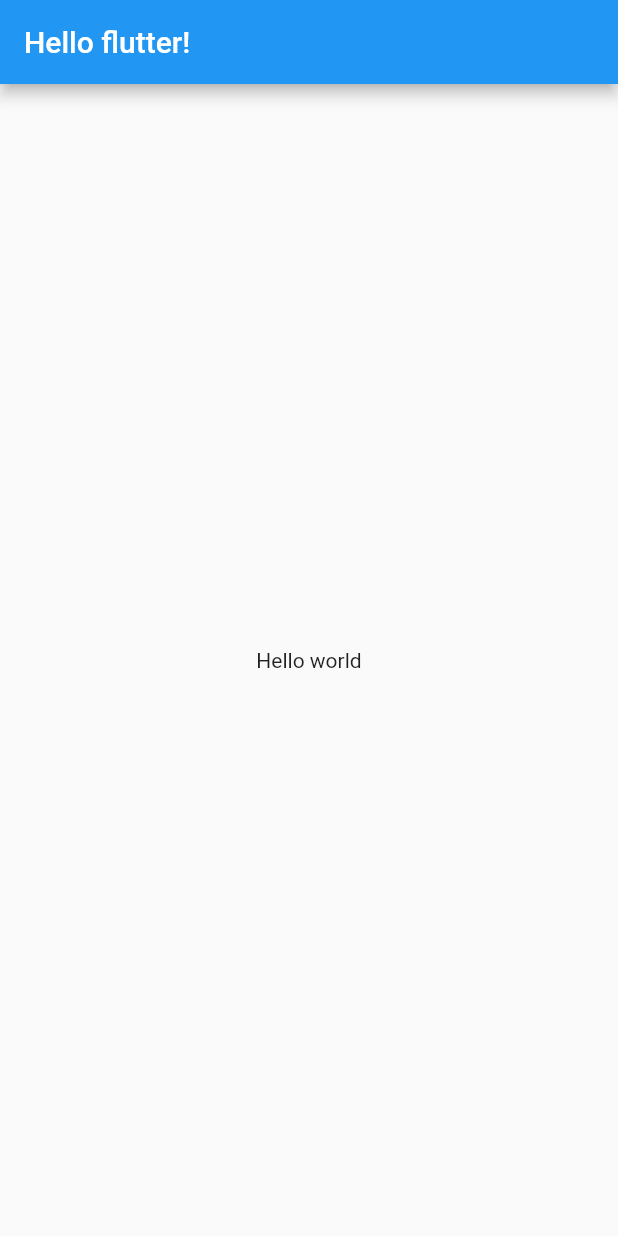
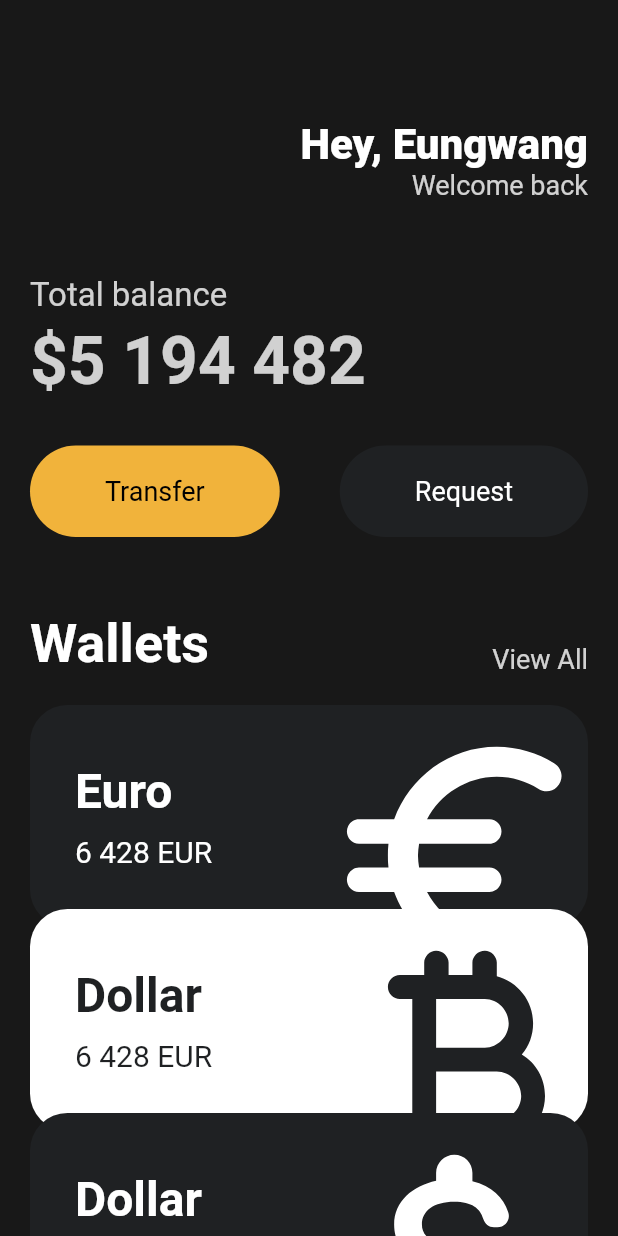
Before and after one commit to eungwang1/flutter_practice, a Flutter app: the screen it shows after launch, on a phone screen of 412 x 824 dp. Run offline on Flutter 3.47's test engine with Material 2 defaults, Android fonts, the phone set to English and light mode, and no system bars.

Commit message:
Feat: wallet ui 제작

```diff
--- a/lib/main.dart
+++ b/lib/main.dart
@@ -1,19 +1,142 @@
 import 'package:flutter/material.dart';
+import 'package:toonflix/widgets/Button.dart';
+import 'package:toonflix/widgets/currency_card.dart';
 
 void main() {
-  runApp(App());
+  runApp(const App());
 }
 
 class App extends StatelessWidget {
+  const App({super.key});
+
   @override
   Widget build(BuildContext context) {
     return MaterialApp(
       home: Scaffold(
-        appBar: AppBar(
-          title: Text('Hello flutter!'),
-        ),
-        body: Center(child: Text('Hello world')),
-      ),
+          backgroundColor: const Color(0xFF181818),
+          body: SingleChildScrollView(
+            child: Padding(
+              padding: const EdgeInsets.symmetric(horizontal: 20),
+              child: Column(
+                  crossAxisAlignment: CrossAxisAlignment.start,
+                  children: [
+                    const SizedBox(
+                      height: 80,
+                    ),
+                    Row(
+                      mainAxisAlignment: MainAxisAlignment.end,
+                      children: [
+                        Column(
+                          crossAxisAlignment: CrossAxisAlignment.end,
+                          children: [
+                            const Text(
+                              'Hey, Eungwang',
+                              style: TextStyle(
+                                  color: Colors.white,
+                                  fontSize: 28,
+                                  fontWeight: FontWeight.w800),
+                            ),
+                            Text(
+                              'Welcome back',
+                              style: TextStyle(
+                                  color: Colors.white.withOpacity(0.8),
+                                  fontSize: 18),
+                            )
+                          ],
+                        )
+                      ],
+                    ),
+                    const SizedBox(
+                      // height: 120,
+                      height: 50,
+                    ),
+                    Text(
+                      'Total balance',
+                      style: TextStyle(
+                        color: Colors.white.withOpacity((0.8)),
+                        fontSize: 22,
+                      ),
+                    ),
+                    const SizedBox(
+                      height: 5,
+                    ),
+                    Text(
+                      '\$5 194 482',
+                      style: TextStyle(
+                          color: Colors.white.withOpacity((0.8)),
+                          fontSize: 44,
+                          fontWeight: FontWeight.w600),
+                    ),
+                    const SizedBox(
+                      height: 30,
+                    ),
+                    Row(
+                      mainAxisAlignment: MainAxisAlignment.spaceBetween,
+                      children: const [
+                        Button(
+                          text: 'Transfer',
+                          bgColor: Color(0xFFF1B33B),
+                        ),
+                        Button(
+                          text: 'Request',
+                          bgColor: Color(0xFF1F2123),
+                          textColor: Colors.white,
+                        )
+                      ],
+                    ),
+                    const SizedBox(
+                      height: 50,
+                    ),
+                    Row(
+                      crossAxisAlignment: CrossAxisAlignment.end,
+                      mainAxisAlignment: MainAxisAlignment.spaceBetween,
+                      children: [
+                        const Text(
+                          'Wallets',
+                          style: TextStyle(
+                              color: Colors.white,
+                              fontSize: 36,
+                              fontWeight: FontWeight.w600),
+                        ),
+                        Text(
+                          'View All',
+                          style: TextStyle(
+                            color: Colors.white.withOpacity(0.8),
+                            fontSize: 18,
+                          ),
+                        ),
+                      ],
+                    ),
+                    const SizedBox(
+                      height: 20,
+                    ),
+                    const CurrencyCard(
+                      name: 'Euro',
+                      code: 'EUR',
+                      amount: '6 428',
+                      icon: Icons.euro_rounded,
+                      isInverted: false,
+                      order: 1,
+                    ),
+                    const CurrencyCard(
+                      name: 'Dollar',
+                      code: 'EUR',
+                      amount: '6 428',
+                      icon: Icons.currency_bitcoin_rounded,
+                      isInverted: true,
+                      order: 2,
+                    ),
+                    const CurrencyCard(
+                      name: 'Dollar',
+                      code: 'EUR',
+                      amount: '6 428',
+                      icon: Icons.attach_money_rounded,
+                      isInverted: false,
+                      order: 3,
+                    ),
+                  ]),
+            ),
+          )),
     );
   }
 }
```
